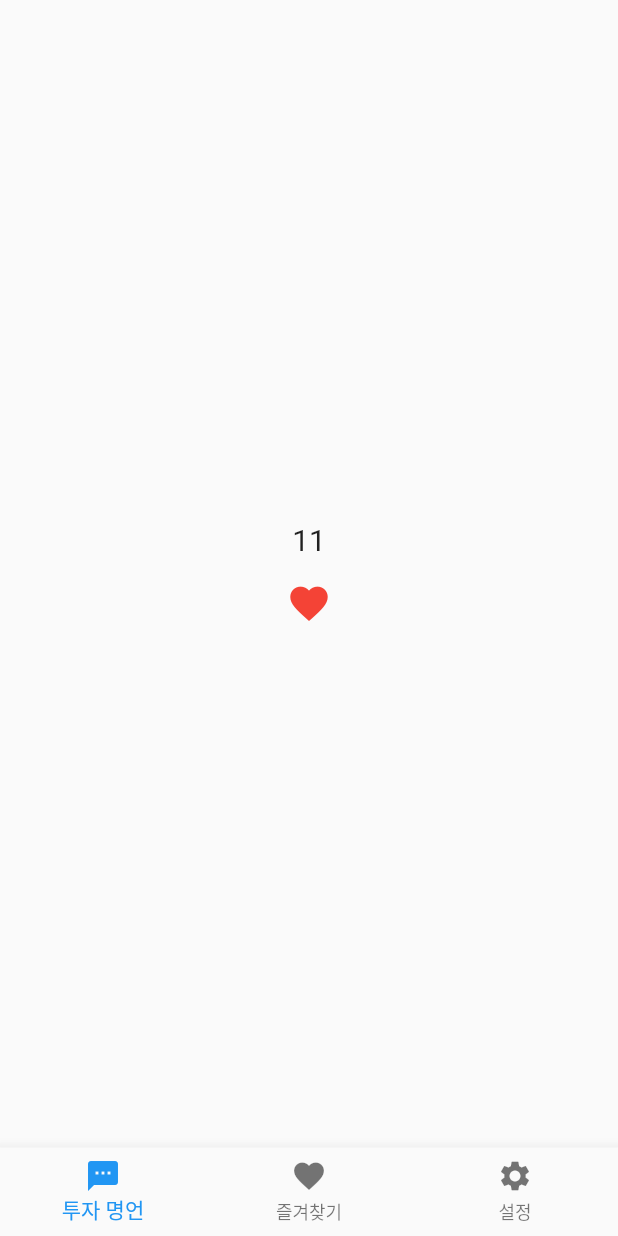
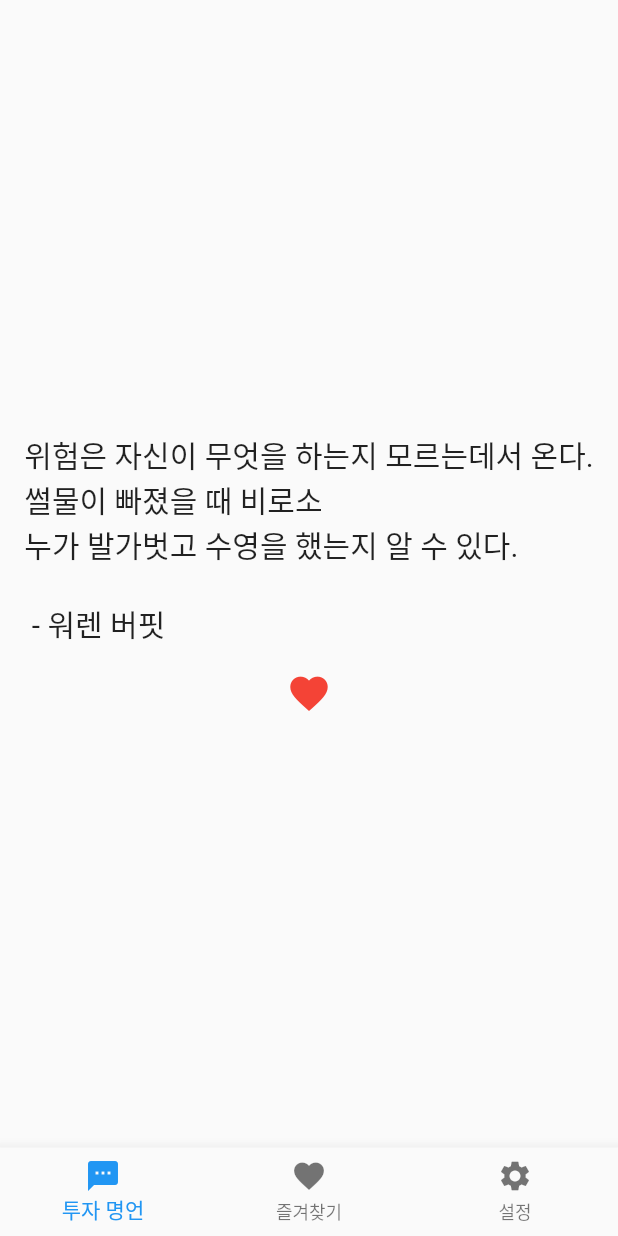
Before and after one commit to joohhcse/investment_quotes_app_v2, a Flutter app: the screen it shows after launch, after a tap on the "favorite outline" icon, on a phone screen of 412 x 824 dp. Run offline on Flutter 3.47's test engine with Material 2 defaults, Android fonts, the phone set to English and light mode, and no system bars; our stand-ins replace shared_preferences, sqflite; accounts and stored records are empty.

Commit message:
add quotes, edit gitignore

```diff
--- a/lib/ad_helper.dart
+++ /dev/null
@@ -1,35 +0,0 @@
-import 'dart:io';
-
-//test admob code : 20240214
-class AdHelper {
-
-  static String get bannerAdUnitId {
-    if (Platform.isAndroid) {
-      return 'ca-app-pub-3940256099942544/6300978111';
-    } else if (Platform.isIOS) {
-      return 'ca-app-pub-3940256099942544/2934735716';
-    } else {
-      throw new UnsupportedError('Unsupported platform');
-    }
-  }
-
-  static String get interstitialAdUnitId {
-    if (Platform.isAndroid) {
-      return "ca-app-pub-3940256099942544/1033173712";
-    } else if (Platform.isIOS) {
-      return "ca-app-pub-3940256099942544/4411468910";
-    } else {
-      throw new UnsupportedError("Unsupported platform");
-    }
-  }
-
-  static String get rewardedAdUnitId {
-    if (Platform.isAndroid) {
-      return "ca-app-pub-3940256099942544/5224354917";
-    } else if (Platform.isIOS) {
-      return "ca-app-pub-3940256099942544/1712485313";
-    } else {
-      throw new UnsupportedError("Unsupported platform");
-    }
-  }
-}
--- a/lib/database/database_service.dart
+++ b/lib/database/database_service.dart
@@ -83,18 +83,29 @@ class DatabaseService{
         // "기본적인 이야기는 단순하고 끝이 없다. \n주식은 복권이 아니다. \n모든 주식에는 회사가 붙어 있다. \n\n - 피터 린치 ",
 
         List<Quote> initialQuotes = [
-          Quote(id: 1, quote: '1이것은 성공적인 투자 비결 중 하나다.\n주식이 아닌 회사에 집중하라. \n\n - 피터 린치', isLiked: 0),
-          Quote(id: 2, quote: '2나는 형편없는 산업에서 훌륭한 회사를 항상 찾고 있다. \n컴퓨터나 의료 기술과 같이 빠르게 성장하는 위대한 산업은 너무 많은 관심과 너무 많은 경쟁자를 끌어들인다. \n\n - 피터 린치', isLiked: 0),
-          Quote(id: 3, quote: '3다른 사람들이 다음 기적을 쫓고 있을 때에도 \n당신이 이해하고, 믿고, 지키려고 하는 것만 사라. \n\n - 피터 린치 ', isLiked: 0),
-          Quote(id: 4, quote: '4기본적인 이야기는 단순하고 끝이 없다. \n주식은 복권이 아니다. \n모든 주식에는 회사가 붙어 있다. \n\n - 피터 린치', isLiked: 0),
-          Quote(id: 5, quote: '5이것은 성공적인 투자 비결 중 하나다.\n주식이 아닌 회사에 집중하라. \n\n - 피터 린치', isLiked: 0),
-          Quote(id: 6, quote: '6나는 형편없는 산업에서 훌륭한 회사를 항상 찾고 있다. \n컴퓨터나 의료 기술과 같이 빠르게 성장하는 위대한 산업은 너무 많은 관심과 너무 많은 경쟁자를 끌어들인다. \n\n - 피터 린치', isLiked: 0),
-          Quote(id: 7, quote: '7다른 사람들이 다음 기적을 쫓고 있을 때에도 \n당신이 이해하고, 믿고, 지키려고 하는 것만 사라. \n\n - 피터 린치', isLiked: 0),
-          Quote(id: 8, quote: '8기본적인 이야기는 단순하고 끝이 없다. \n주식은 복권이 아니다. \n모든 주식에는 회사가 붙어 있다. \n\n - 피터 린치', isLiked: 0),
-          Quote(id: 9, quote: '9', isLiked: 0),
-          Quote(id: 10, quote: '10', isLiked: 0),
-          Quote(id: 11, quote: '11', isLiked: 0),
-          Quote(id: 12, quote: '12', isLiked: 0),
+          Quote(id: 1, quote: '이것은 성공적인 투자 비결 중 하나다.\n주식이 아닌 회사에 집중하라. \n\n - 피터 린치', isLiked: 0),
+          Quote(id: 2, quote: '나는 형편없는 산업에서 훌륭한 회사를 항상 찾고 있다. \n컴퓨터나 의료 기술과 같이 빠르게 성장하는 위대한 산업은 너무 많은 관심과 너무 많은 경쟁자를 끌어들인다. \n\n - 피터 린치', isLiked: 0),
+          Quote(id: 3, quote: '다른 사람들이 다음 기적을 쫓고 있을 때에도 \n당신이 이해하고, 믿고, 지키려고 하는 것만 사라. \n\n - 피터 린치 ', isLiked: 0),
+          Quote(id: 4, quote: '기본적인 이야기는 단순하고 끝이 없다. \n주식은 복권이 아니다. \n모든 주식에는 회사가 붙어 있다. \n\n - 피터 린치', isLiked: 0),
+          Quote(id: 5, quote: '이것은 성공적인 투자 비결 중 하나다.\n주식이 아닌 회사에 집중하라. \n\n - 피터 린치', isLiked: 0),
+          Quote(id: 6, quote: '나는 형편없는 산업에서 훌륭한 회사를 항상 찾고 있다. \n컴퓨터나 의료 기술과 같이 빠르게 성장하는 위대한 산업은 너무 많은 관심과 너무 많은 경쟁자를 끌어들인다. \n\n - 피터 린치', isLiked: 0),
+          Quote(id: 7, quote: '다른 사람들이 다음 기적을 쫓고 있을 때에도 \n당신이 이해하고, 믿고, 지키려고 하는 것만 사라. \n\n - 피터 린치', isLiked: 0),
+          Quote(id: 8, quote: '기본적인 이야기는 단순하고 끝이 없다. \n주식은 복권이 아니다. \n모든 주식에는 회사가 붙어 있다. \n\n - 피터 린치', isLiked: 0),
+          Quote(id: 9, quote: '사람들이 빚더미에 앉은 이유를 이해하려면 금리를 공부할 게 아니라 인간의 탐욕, 불안정성, 낙관주의의 역사를 연구해야 한다. \n\n - 모건 하우절', isLiked: 0),
+          Quote(id: 10, quote: '남들이 겁을 먹고 있을때 욕심을 부려라. \n남들이 겁을 먹고 있을 때가 욕심을 부려도 되는 때이다. \n\n - 워렌 버핏', isLiked: 0),
+          Quote(id: 11, quote: '조바심을 절제할 수 있어야 한다. \n조바심 때문에 많은 투자자들이 문제에 부딪힌다. \n\n - 워렌 버핏', isLiked: 0),
+          Quote(id: 12, quote: '위험은 자신이 무엇을 하는지 모르는데서 온다.\n썰물이 빠졌을 때 비로소 \n누가 발가벗고 수영을 했는지 알 수 있다. \n\n - 워렌 버핏', isLiked: 0),
+          Quote(id: 13, quote: '만약 투자가 재미있는 것이라면, \n만약 당신이 투자하는 것이 재밌다면, \n당신은 아마 돈을 전혀 벌지 못할 겁니다. \n좋은 투자는 지루합니다. \n\n - 조지소로스', isLiked: 0),
+          Quote(id: 14, quote: '백미러로는 미래를 볼 수 없다. 과거 사건으로 미래를 예단하지 말라.\n\n - 피터 린치', isLiked: 0),
+          Quote(id: 15, quote: '주식시장은 확신을 요구하며, \n확신이 없는 사람은 반드시 희생된다.\n\n - 피터 린치', isLiked: 0),
+          Quote(id: 16, quote: '평범한 주식들이 모두 똑같이 평범하진 않다. \n\n - 피터 린치', isLiked: 0),
+          Quote(id: 17, quote: '가장 좋은 주식은 이미 보유한 주식이다. \n\n - 피터 린치', isLiked: 0),
+          Quote(id: 18, quote: '수익을 당연하게 여기는 생각은 주가가 큰 폭으로 하락하면 확실히 치유된다. \n\n - 피터 린치', isLiked: 0),
+          Quote(id: 19, quote: '영결식 나팔 소리가 울려퍼지는데 다시 돌아온다는 환상을 품지 마라. 이미 끝난 주식은 미련없이 보내라. \n\n - 피터 린치', isLiked: 0),
+          Quote(id: 20, quote: '어떤 기업의 매장을 좋아하면, 그 기업의 주식도 좋아하게 될 확률이 높다. \n\n - 피터 린치', isLiked: 0),
+          Quote(id: 21, quote: '기업 내부자가 주식을 사면 긍정적인 신호다. \n\n - 피터 린치', isLiked: 0),
+          Quote(id: 22, quote: '주가 하락은 공포에 사로잡혀 폭풍우 치는 주식시장을 빠져나가려는 부화뇌동자들이 내던진 좋은 주식을 싸게 살 수 있는 기회다. \n\n - 피터 린치', isLiked: 0),
+          Quote(id: 23, quote: '기업 내부자가 주식을 사면 긍정적인 신호다. \n\n - 피터 린치', isLiked: 0),
         ];
 
         List<Favorite> initialFavoriteQuotes = [];
--- a/lib/screen/home_screen.dart
+++ b/lib/screen/home_screen.dart
@@ -5,8 +5,9 @@ import 'package:investment_quotes_app_v2/screen/quotes_screen.dart';
 import 'package:investment_quotes_app_v2/database/database_service.dart';
 import 'package:investment_quotes_app_v2/model/quote.dart';
 import 'package:shared_preferences/shared_preferences.dart';
-import 'package:investment_quotes_app_v2/ad_helper.dart';
-import 'package:google_mobile_ads/google_mobile_ads.dart';
+
+// import 'package:investment_quotes_app_v2/ad_helper.dart';
+// import 'package:google_mobile_ads/google_mobile_ads.dart';
 
 
 class HomeScreen extends StatefulWidget {
@@ -22,7 +23,7 @@ class HomeScreen extends StatefulWidget {
 
 class _HomeScreenState extends State<HomeScreen> {
   int _currentIndex = 0;
-  BannerAd? _bannerAd;
+  // BannerAd? _bannerAd;
 
   //Flutter 앱에 AdMob 광고 추가 (Google공식문서)
   //https://codelabs.developers.google.com/codelabs/admob-ads-in-flutter?hl=ko#0
@@ -41,28 +42,29 @@ class _HomeScreenState extends State<HomeScreen> {
     _loadThemeMode();
 
     // TODO: Load a banner ad
-    BannerAd(
-      adUnitId: AdHelper.bannerAdUnitId,
-      request: AdRequest(),
-      size: AdSize.banner,
-      listener: BannerAdListener(
-        onAdLoaded: (ad) {
-          setState(() {
-            _bannerAd = ad as BannerAd;
-          });
-        },
-        onAdFailedToLoad: (ad, err) {
-          print('Failed to load a banner ad: ${err.message}');
-          ad.dispose();
-        },
-      ),
-    ).load();
+    // BannerAd(
+    //   adUnitId: AdHelper.bannerAdUnitId,
+    //   request: AdRequest(),
+    //   size: AdSize.banner,
+    //   listener: BannerAdListener(
+    //     onAdLoaded: (ad) {
+    //       setState(() {
+    //         _bannerAd = ad as BannerAd;
+    //       });
+    //     },
+    //     onAdFailedToLoad: (ad, err) {
+    //       print('Failed to load a banner ad: ${err.message}');
+    //       ad.dispose();
+    //     },
+    //   ),
+    // ).load();
   }
 
-  Future<InitializationStatus> _initGoogleMobileAds() {
-    // TODO: Initialize Google Mobile Ads SDK
-    return MobileAds.instance.initialize();
-  }
+  //for admop
+  // Future<InitializationStatus> _initGoogleMobileAds() {
+  //   // TODO: Initialize Google Mobile Ads SDK
+  //   return MobileAds.instance.initialize();
+  // }
 
   late SharedPreferences _prefs;
 
@@ -119,27 +121,39 @@ class _HomeScreenState extends State<HomeScreen> {
                 ),
               ],
             ),
-            bottomSheet: Container(
-              width: MediaQuery.of(context).size.width,
-              height: 50,
-              child: bottomSheetContent(),
-              // child: AdmobBanner(
-              //   adUnitId: 'ca-app-pub-3940256099942544/6300978111',
-              //   adSize: bannerSize!,
-              //   listener: (AdmobAdEvent event, Map<String, dynamic>? args) {
-              //       handleEvent(event, args, 'Banner');
-              //   },
-              //   onBannerCreated: (AdmobBannerController controller) {
-              //
-              //   },
-              // ),
 
-            )
+            //for admop
+            // bottomSheet: Container(
+            //   width: MediaQuery.of(context).size.width,
+            //   height: 50,
+            //   child: bottomSheetContent(),
+            // )
           ),
         );
       },
     );
   }
+
+  //for admop
+  // Widget bottomSheetContent() {
+  //   return Column(
+  //     mainAxisSize: MainAxisSize.min,
+  //     children: [
+  //       // 기타 내용들...
+  //       // AdMob 배너를 추가하는 부분
+  //       if (_bannerAd != null)
+  //         Align(
+  //           alignment: Alignment.topCenter,
+  //           child: Container(
+  //             width: _bannerAd!.size.width.toDouble(),
+  //             height: _bannerAd!.size.height.toDouble(),
+  //             child: AdWidget(ad: _bannerAd!),
+  //           ),
+  //         ),
+  //       // 기타 내용들...
+  //     ],
+  //   );
+  // }
 
   //backup2
   // @override
@@ -200,25 +214,7 @@ class _HomeScreenState extends State<HomeScreen> {
   //   );
   // }
 
-  Widget bottomSheetContent() {
-    return Column(
-      mainAxisSize: MainAxisSize.min,
-      children: [
-        // 기타 내용들...
-        // AdMob 배너를 추가하는 부분
-        if (_bannerAd != null)
-          Align(
-            alignment: Alignment.topCenter,
-            child: Container(
-              width: _bannerAd!.size.width.toDouble(),
-              height: _bannerAd!.size.height.toDouble(),
-              child: AdWidget(ad: _bannerAd!),
-            ),
-          ),
-        // 기타 내용들...
-      ],
-    );
-  }
+
 
   void onTabTapped(int index) {
     setState(() {
--- a/pubspec.yaml
+++ b/pubspec.yaml
@@ -39,7 +39,7 @@ dependencies:
   path: ^1.8.1
   provider: 6.0.3
 
-  google_mobile_ads: ^1.2.0
+#  google_mobile_ads: ^1.2.0
 
   # sqflite_common_ffi: any
 
```
Also changed, not shown: lib/screen/setting_screen.dart (+6 -53 lines), pubspec.lock, 2 other files.
